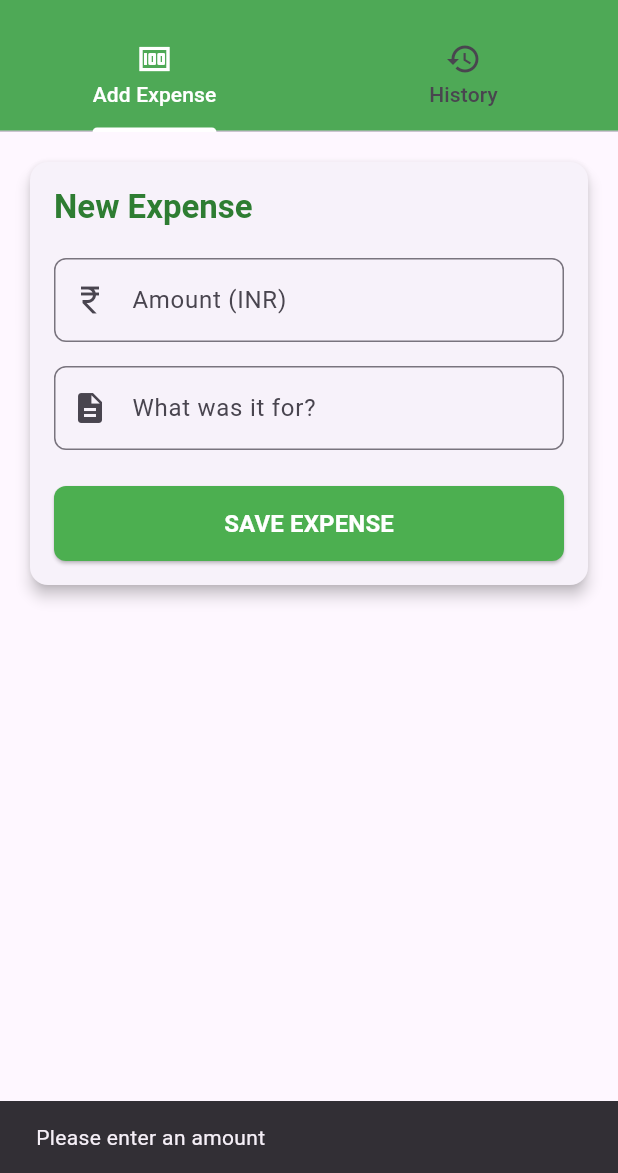
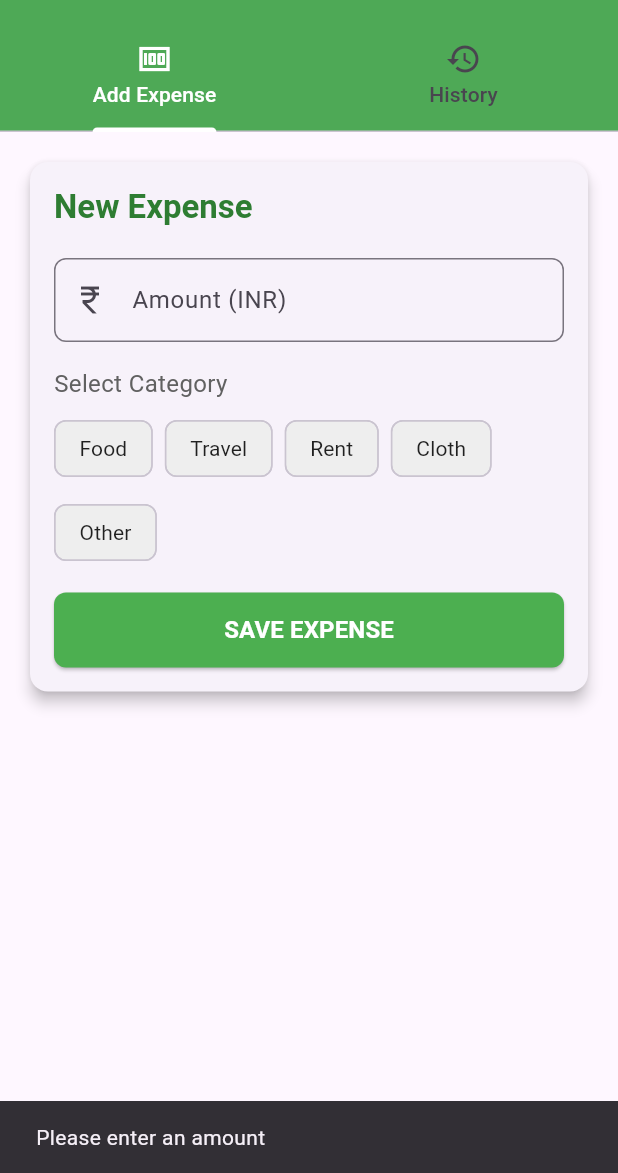
Before and after one commit to saquelain/notification, a Flutter app: the screen it shows after launch, after a tap on "SAVE EXPENSE", on a phone screen of 412 x 824 dp, the part 63-1236 px from its top. Run offline on Flutter 3.47's test engine with Material 3 defaults, Android fonts, the light colour scheme and no system bars; our stand-ins replace permission_handler, shared_preferences; missing offline and left inert: readsms.

Commit message:
added categories for the expenses

```diff
--- a/lib/main.dart
+++ b/lib/main.dart
@@ -55,16 +55,18 @@ class SmsMessage {
   }
 }
 
-// New model for expense entries
+// New model for expense entries with category field
 class ExpenseEntry {
   final double amount;
   final String description;
   final DateTime date;
+  final String category;
 
   ExpenseEntry({
     required this.amount,
     required this.description,
     required this.date,
+    required this.category,
   });
 
   Map<String, dynamic> toJson() {
@@ -72,6 +74,7 @@ class ExpenseEntry {
       'amount': amount,
       'description': description,
       'date': date.toIso8601String(),
+      'category': category,
     };
   }
 
@@ -80,6 +83,8 @@ class ExpenseEntry {
       amount: json['amount'],
       description: json['description'],
       date: DateTime.parse(json['date']),
+      category:
+          json['category'] ?? 'Other', // Default for backward compatibility
     );
   }
 }
@@ -128,6 +133,12 @@ class _MoneyManagerScreenState extends State<MoneyManagerScreen>
   final _smsPlugin = Readsms();
   List<SmsMessage> messages = [];
   List<ExpenseEntry> expenses = [];
+
+  // List of available categories
+  final List<String> categories = ['Food', 'Travel', 'Rent', 'Cloth', 'Other'];
+
+  // Currently selected category
+  String? selectedCategory;
 
   // Controllers
   final TextEditingController _amountController = TextEditingController();
@@ -305,12 +316,18 @@ class _MoneyManagerScreenState extends State<MoneyManagerScreen>
   Future<void> _submitExpense() async {
     // Validate input
     final amountText = _amountController.text.trim();
-    final description = _descriptionController.text.trim();
 
     if (amountText.isEmpty) {
       ScaffoldMessenger.of(
         context,
       ).showSnackBar(const SnackBar(content: Text('Please enter an amount')));
+      return;
+    }
+
+    if (selectedCategory == null) {
+      ScaffoldMessenger.of(
+        context,
+      ).showSnackBar(const SnackBar(content: Text('Please select a category')));
       return;
     }
 
@@ -322,11 +339,23 @@ class _MoneyManagerScreenState extends State<MoneyManagerScreen>
       return;
     }
 
+    // Get description based on category
+    String description;
+    if (selectedCategory == 'Other') {
+      description = _descriptionController.text.trim();
+      if (description.isEmpty) {
+        description = 'Other';
+      }
+    } else {
+      description = selectedCategory!;
+    }
+
     // Create and save expense
     final expense = ExpenseEntry(
       amount: amount,
-      description: description.isEmpty ? 'No description' : description,
+      description: description,
       date: DateTime.now(),
+      category: selectedCategory!,
     );
 
     await _saveExpense(expense);
@@ -334,6 +363,9 @@ class _MoneyManagerScreenState extends State<MoneyManagerScreen>
     // Clear the fields
     _amountController.clear();
     _descriptionController.clear();
+    setState(() {
+      selectedCategory = null;
+    });
 
     // Show confirmation
     ScaffoldMessenger.of(
@@ -417,7 +449,47 @@ class _MoneyManagerScreenState extends State<MoneyManagerScreen>
                   ),
                   const SizedBox(height: 16),
 
-                  // Description input
+                  // Category selection
+                  Text(
+                    'Select Category',
+                    style: TextStyle(fontSize: 16, color: Colors.grey[700]),
+                  ),
+                  const SizedBox(height: 8),
+
+                  // Category buttons
+                  Wrap(
+                    spacing: 8,
+                    runSpacing: 8,
+                    children:
+                        categories.map((category) {
+                          final isSelected = selectedCategory == category;
+                          return ChoiceChip(
+                            label: Text(category),
+                            selected: isSelected,
+                            onSelected: (selected) {
+                              setState(() {
+                                selectedCategory = selected ? category : null;
+                              });
+                            },
+                            backgroundColor: Colors.grey[200],
+                            selectedColor: Colors.green[100],
+                            labelStyle: TextStyle(
+                              color:
+                                  isSelected
+                                      ? Colors.green[800]
+                                      : Colors.black87,
+                              fontWeight:
+                                  isSelected
+                                      ? FontWeight.bold
+                                      : FontWeight.normal,
+                            ),
+                          );
+                        }).toList(),
+                  ),
+                  const SizedBox(height: 16),
+
+                  // Description input - only visible when "Other" is selected
+                  if (selectedCategory == 'Other')
                     TextField(
                       controller: _descriptionController,
                       decoration: InputDecoration(
@@ -428,7 +500,7 @@ class _MoneyManagerScreenState extends State<MoneyManagerScreen>
                         ),
                       ),
                     ),
-                  const SizedBox(height: 24),
+                  if (selectedCategory == 'Other') const SizedBox(height: 16),
 
                   // Submit button
                   SizedBox(
@@ -458,67 +530,6 @@ class _MoneyManagerScreenState extends State<MoneyManagerScreen>
           ),
 
           const SizedBox(height: 20),
-
-          // Recent SMS section
-          if (messages.isNotEmpty) ...[
-            Text(
-              'Recent Transactions',
-              style: Theme.of(
-                context,
-              ).textTheme.titleMedium?.copyWith(fontWeight: FontWeight.bold),
-            ),
-            const SizedBox(height: 8),
-
-            // List of recent SMS messages
-            ListView.builder(
-              shrinkWrap: true,
-              physics: const NeverScrollableScrollPhysics(),
-              itemCount: messages.length.clamp(
-                0,
-                3,
-              ), // Show up to 3 recent messages
-              itemBuilder: (context, index) {
-                final message = messages[index];
-                final amount = message.extractAmount();
-
-                return Card(
-                  elevation: 2,
-                  margin: const EdgeInsets.only(bottom: 8),
-                  child: ListTile(
-                    leading: Container(
-                      width: 40,
-                      height: 40,
-                      decoration: BoxDecoration(
-                        color: Colors.green[100],
-                        shape: BoxShape.circle,
-                      ),
-                      child: const Icon(Icons.payment, color: Colors.green),
-                    ),
-                    title: Text(message.sender),
-                    subtitle: Text(
-                      '${DateFormat('MMM d, h:mm a').format(message.timeReceived)}\n${message.body}',
-                    ),
-                    trailing:
-                        amount != null
-                            ? Text(
-                              '₹${amount.toStringAsFixed(2)}',
-                              style: const TextStyle(
-                                fontWeight: FontWeight.bold,
-                                fontSize: 16,
-                              ),
-                            )
-                            : null,
-                    isThreeLine: true,
-                    onTap: () {
-                      if (amount != null) {
-                        _amountController.text = amount.toString();
-                      }
-                    },
-                  ),
-                );
-              },
-            ),
-          ],
         ],
       ),
     );
@@ -588,6 +599,25 @@ class _MoneyManagerScreenState extends State<MoneyManagerScreen>
                     itemBuilder: (context, index) {
                       final expense = expenses[index];
 
+                      // Get icon based on category
+                      IconData categoryIcon;
+                      switch (expense.category) {
+                        case 'Food':
+                          categoryIcon = Icons.restaurant;
+                          break;
+                        case 'Travel':
+                          categoryIcon = Icons.directions_car;
+                          break;
+                        case 'Rent':
+                          categoryIcon = Icons.home;
+                          break;
+                        case 'Cloth':
+                          categoryIcon = Icons.shopping_bag;
+                          break;
+                        default:
+                          categoryIcon = Icons.receipt_long;
+                      }
+
                       return Card(
                         margin: const EdgeInsets.symmetric(
                           horizontal: 16,
@@ -601,8 +631,7 @@ class _MoneyManagerScreenState extends State<MoneyManagerScreen>
                               color: Colors.green[50],
                               shape: BoxShape.circle,
                             ),
-                            child: const Icon(
-                              Icons.receipt_long,
+                            child: Icon(categoryIcon,
                               color: Colors.green,
                             ),
                           ),
```
Lines whose indentation alone changed are shown as unchanged.
